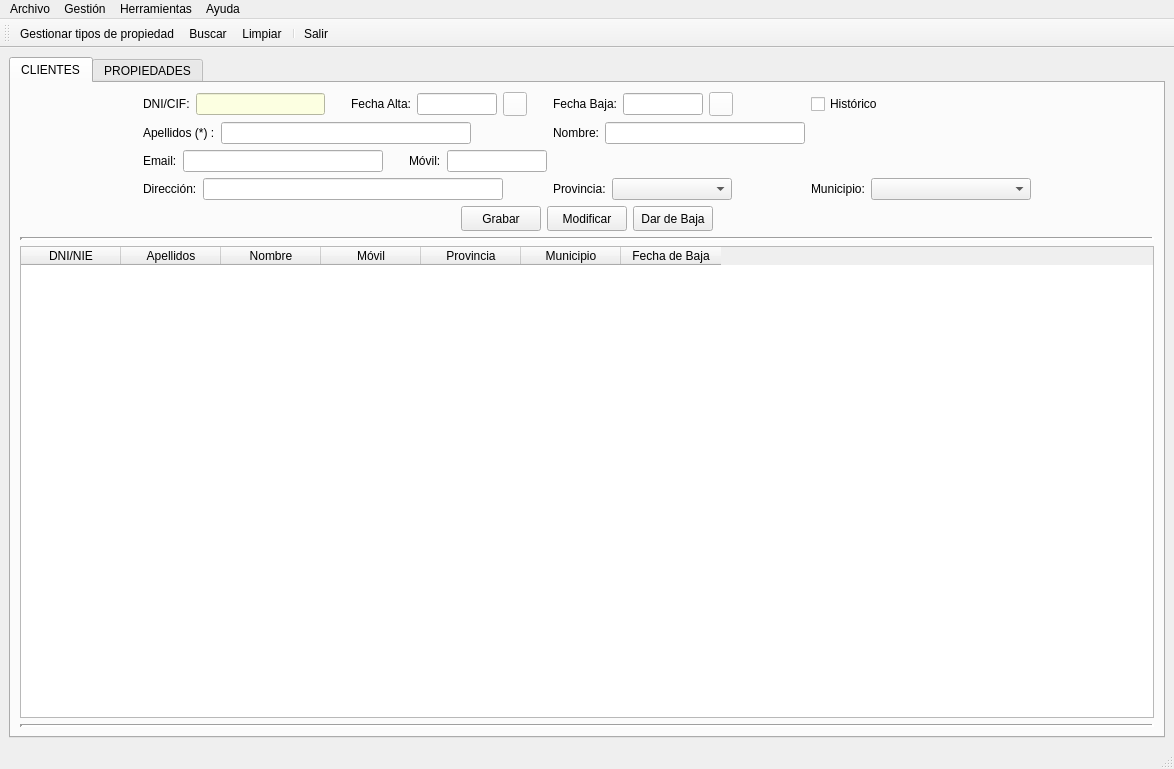
First picture: the form in templates/venPrincipal.ui, repository BuaTeijeiro/ProyectoDI, before the edit.
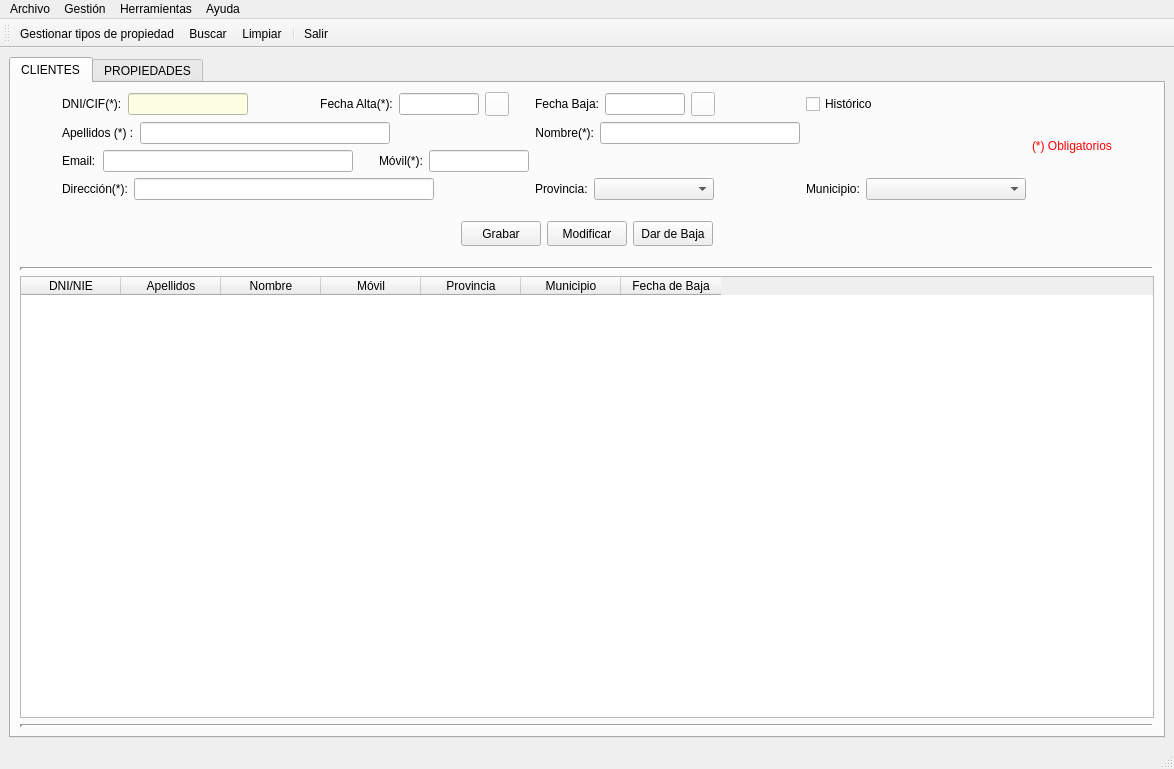
Second picture: the form after the edit. The open tabs and pages were chosen to show the change. Icons and pictures are not drawn.

Commit message: feat(clientes.py): añadir botón de búsqueda de cliente por dni

Diff of the .ui file:
```diff
--- a/templates/venPrincipal.ui
+++ b/templates/venPrincipal.ui
@@ -238,7 +238,7 @@
               <item>
                <widget class="QLabel" name="lblAltacli">
                 <property name="text">
-                 <string>Fecha Alta:</string>
+                 <string>Fecha Alta(*):</string>
                 </property>
                 <property name="alignment">
                  <set>Qt::AlignCenter</set>
@@ -325,7 +325,7 @@
                  </sizepolicy>
                 </property>
                 <property name="text">
-                 <string>Móvil:</string>
+                 <string>Móvil(*):</string>
                 </property>
                </widget>
               </item>
@@ -361,7 +361,7 @@
                  </sizepolicy>
                 </property>
                 <property name="text">
-                 <string>Nombre:</string>
+                 <string>Nombre(*):</string>
                 </property>
                 <property name="alignment">
                  <set>Qt::AlignRight|Qt::AlignTrailing|Qt::AlignVCenter</set>
@@ -520,7 +520,7 @@
                  </sizepolicy>
                 </property>
                 <property name="text">
-                 <string>DNI/CIF:</string>
+                 <string>DNI/CIF(*):</string>
                 </property>
                </widget>
               </item>
@@ -543,6 +543,26 @@
                 </property>
                </widget>
               </item>
+              <item>
+               <widget class="QPushButton" name="btnBuscarCliente">
+                <property name="text">
+                 <string/>
+                </property>
+                <property name="icon">
+                 <iconset>
+                  <normaloff>../img/lupa.ico</normaloff>../img/lupa.ico</iconset>
+                </property>
+                <property name="iconSize">
+                 <size>
+                  <width>20</width>
+                  <height>20</height>
+                 </size>
+                </property>
+                <property name="flat">
+                 <bool>true</bool>
+                </property>
+               </widget>
+              </item>
               <item>
                <spacer name="horizontalSpacer_5">
                 <property name="orientation">
@@ -572,7 +592,7 @@
                  </sizepolicy>
                 </property>
                 <property name="text">
-                 <string>Dirección:</string>
+                 <string>Dirección(*):</string>
                 </property>
                </widget>
               </item>
@@ -609,6 +629,77 @@
             </item>
            </layout>
           </item>
+          <item>
+           <widget class="QLabel" name="label_7">
+            <property name="palette">
+             <palette>
+              <active>
+               <colorrole role="WindowText">
+                <brush brushstyle="SolidPattern">
+                 <color alpha="255">
+                  <red>255</red>
+                  <green>0</green>
+                  <blue>4</blue>
+                 </color>
+                </brush>
+               </colorrole>
+               <colorrole role="Text">
+                <brush brushstyle="SolidPattern">
+                 <color alpha="255">
+                  <red>255</red>
+                  <green>0</green>
+                  <blue>4</blue>
+                 </color>
+                </brush>
+               </colorrole>
+              </active>
+              <inactive>
+               <colorrole role="WindowText">
+                <brush brushstyle="SolidPattern">
+                 <color alpha="255">
+                  <red>255</red>
+                  <green>0</green>
+                  <blue>4</blue>
+                 </color>
+                </brush>
+               </colorrole>
+               <colorrole role="Text">
+                <brush brushstyle="SolidPattern">
+                 <color alpha="255">
+                  <red>255</red>
+                  <green>0</green>
+                  <blue>4</blue>
+                 </color>
+                </brush>
+               </colorrole>
+              </inactive>
+              <disabled>
+               <colorrole role="WindowText">
+                <brush brushstyle="SolidPattern">
+                 <color alpha="255">
+                  <red>120</red>
+                  <green>120</green>
+                  <blue>120</blue>
+                 </color>
+                </brush>
+               </colorrole>
+               <colorrole role="Text">
+                <brush brushstyle="SolidPattern">
+                 <color alpha="255">
+                  <red>120</red>
+                  <green>120</green>
+                  <blue>120</blue>
+                 </color>
+                </brush>
+               </colorrole>
+              </disabled>
+             </palette>
+            </property>
+            <property name="text">
+             <string>(*) Obligatorios</string>
+            </property>
+           </widget>
+          </item>
           <item>
            <spacer name="horizontalSpacer_4">
             <property name="orientation">
@@ -624,6 +715,22 @@
           </item>
          </layout>
         </item>
+        <item>
+         <spacer name="verticalSpacer_6">
+          <property name="orientation">
+           <enum>Qt::Vertical</enum>
+          </property>
+          <property name="sizeType">
+           <enum>QSizePolicy::Fixed</enum>
+          </property>
+          <property name="sizeHint" stdset="0">
+           <size>
+            <width>5</width>
+            <height>15</height>
+           </size>
+          </property>
+         </spacer>
+        </item>
         <item>
          <layout class="QHBoxLayout" name="horizontalLayout_2">
           <item>
@@ -715,6 +822,22 @@
           </item>
          </layout>
         </item>
+        <item>
+         <spacer name="verticalSpacer_7">
+          <property name="orientation">
+           <enum>Qt::Vertical</enum>
+          </property>
+          <property name="sizeType">
+           <enum>QSizePolicy::Fixed</enum>
+          </property>
+          <property name="sizeHint" stdset="0">
+           <size>
+            <width>20</width>
+            <height>15</height>
+           </size>
+          </property>
+         </spacer>
+        </item>
         <item>
          <widget class="Line" name="line">
           <property name="lineWidth">
```
Left out of the diff: 46 changed lines with no effect on the pictures. The commit also changes 9 other files.
